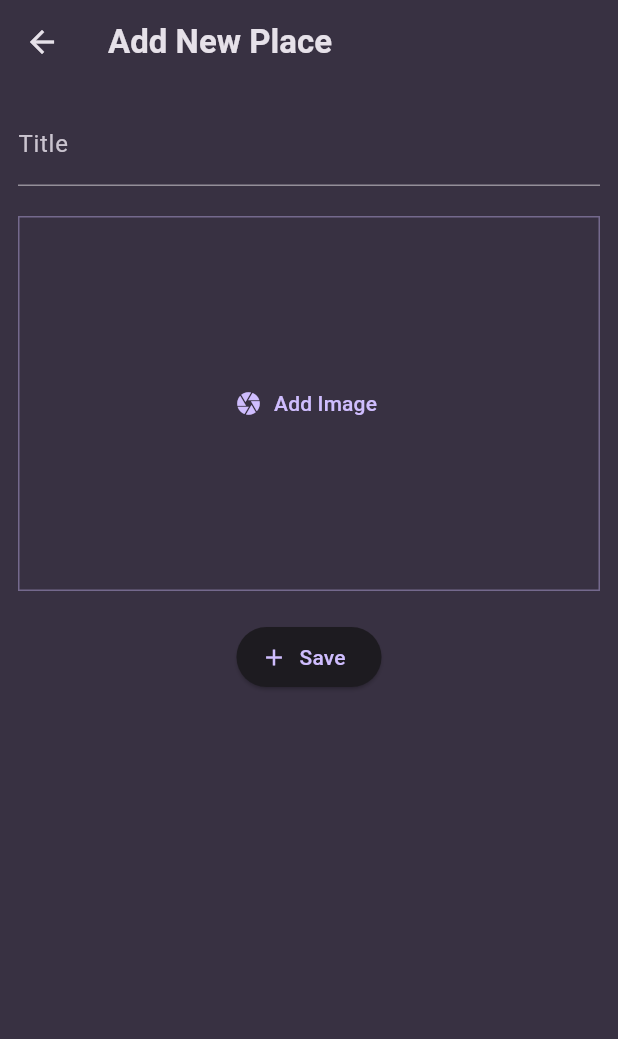
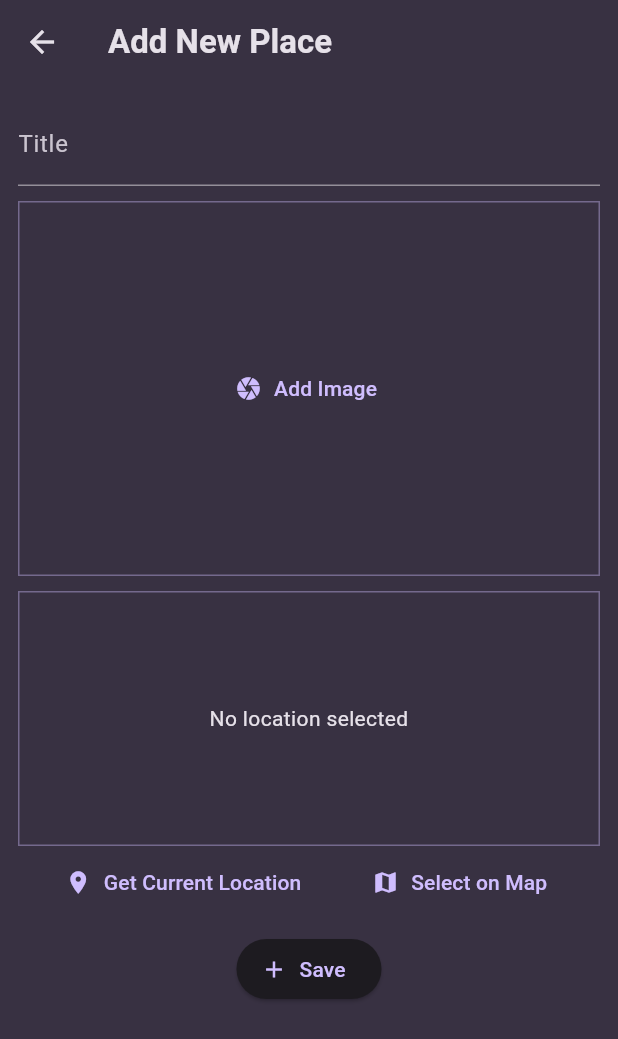
Before and after one commit to curtis-clement/places_app, a Flutter app: the AddPlaceScreen screen opened directly, on a phone screen of 412 x 824 dp. Shown: the top 1039 px of the screen. Run offline on Flutter 3.47's test engine with Material 3 defaults, Android fonts, the phone set to English and light mode, and no system bars; our stand-ins replace flutter_riverpod, google_fonts, image_picker.

Commit message:
add location input and stylingt to components

```diff
--- a/lib/screens/add_place.dart
+++ b/lib/screens/add_place.dart
@@ -4,6 +4,7 @@ import 'package:flutter_riverpod/flutter_riverpod.dart';
 
 import 'package:places_app/providers/user_places.dart';
 import 'package:places_app/widgets/image_input.dart';
+import 'package:places_app/widgets/location_input.dart';
 
 class AddPlaceScreen extends ConsumerStatefulWidget {
   const AddPlaceScreen({super.key});
@@ -51,11 +52,13 @@ class _AddPlaceScreenState extends ConsumerState<AddPlaceScreen> {
                 color: Theme.of(context).colorScheme.onSurface,
               ),
             ),
-            const SizedBox(height: 20),
+            const SizedBox(height: 10),
             ImageInput(onSelectImage: (image) {
               _takenImage = image;
             }),
-            const SizedBox(height: 20),
+            const SizedBox(height: 10),
+            LocationInput(),
+            const SizedBox(height: 10),
             ElevatedButton.icon(
               onPressed: _savePlace,
               icon: const Icon(Icons.add),
--- a/lib/screens/place_detail.dart
+++ b/lib/screens/place_detail.dart
@@ -17,6 +17,16 @@ class PlaceDetailScreen extends StatelessWidget {
               ),
         ),
       ),
+      body: Stack(
+        children: [
+          Image.file(
+            place.image!,
+            fit: BoxFit.cover,
+            width: double.infinity,
+            height: double.infinity,
+          ),
+        ],
+      ),
     );
   }
 }
--- /dev/null
+++ b/lib/widgets/location_input.dart
@@ -0,0 +1,51 @@
+import 'package:flutter/material.dart';
+
+class LocationInput extends StatefulWidget {
+  const LocationInput({super.key});
+
+  @override
+  State<LocationInput> createState() => _LocationInputState();
+}
+
+class _LocationInputState extends State<LocationInput> {
+  @override
+  Widget build(BuildContext context) {
+    return Column(
+      children: [
+        Container(
+          height: 170,
+          width: double.infinity,
+          alignment: Alignment.center,
+          decoration: BoxDecoration(
+            border: Border.all(
+              width: 1,
+              color: Theme.of(context).colorScheme.primary.withOpacity(0.4),
+            ),
+          ),
+          child: Text(
+            'No location selected',
+            textAlign: TextAlign.center,
+            style: TextStyle(
+              color: Theme.of(context).colorScheme.onSurface,
+            ),
+          ),
+        ),
+        Row(
+          mainAxisAlignment: MainAxisAlignment.spaceEvenly,
+          children: [
+            TextButton.icon(
+              onPressed: () {},
+              icon: const Icon(Icons.location_on),
+              label: const Text('Get Current Location'),
+            ),
+            TextButton.icon(
+              onPressed: () {},
+              icon: const Icon(Icons.map),
+              label: const Text('Select on Map'),
+            ),
+          ],
+        ),
+      ],
+    );
+  }
+}
--- a/pubspec.yaml
+++ b/pubspec.yaml
@@ -39,6 +39,7 @@ dependencies:
   uuid: ^4.5.1
   flutter_riverpod: ^2.6.1
   image_picker: ^1.1.2
+  location: ^7.0.1
 
 dev_dependencies:
   flutter_test:
```
Also changed, not shown: pubspec.lock, 2 other files.
